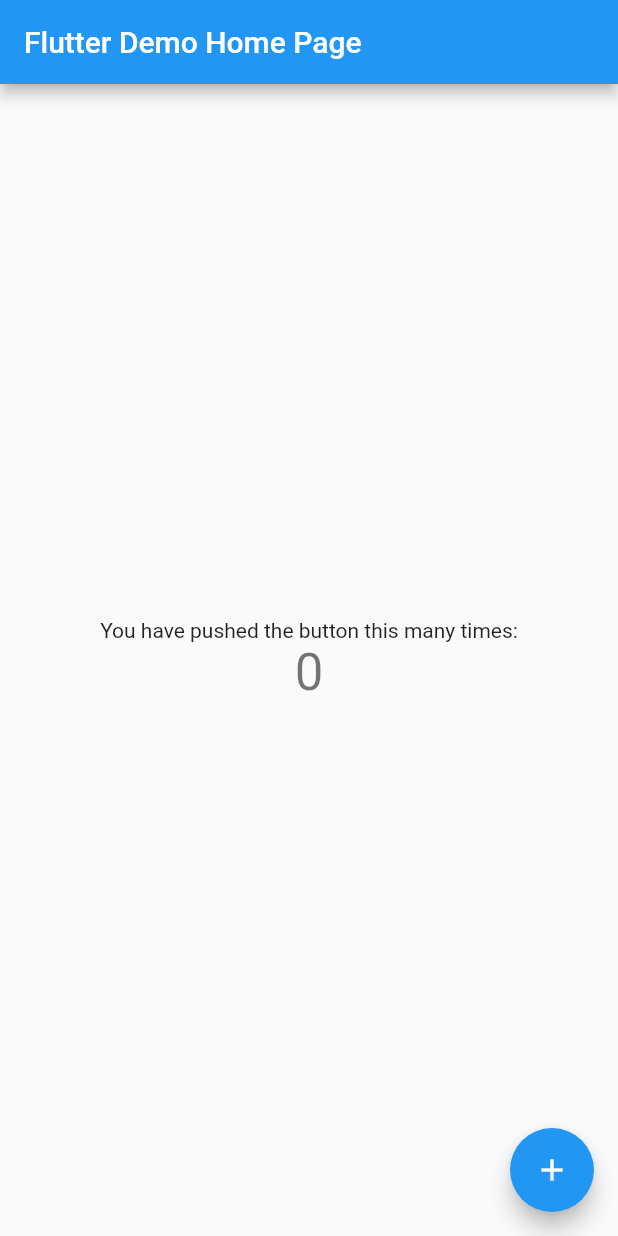
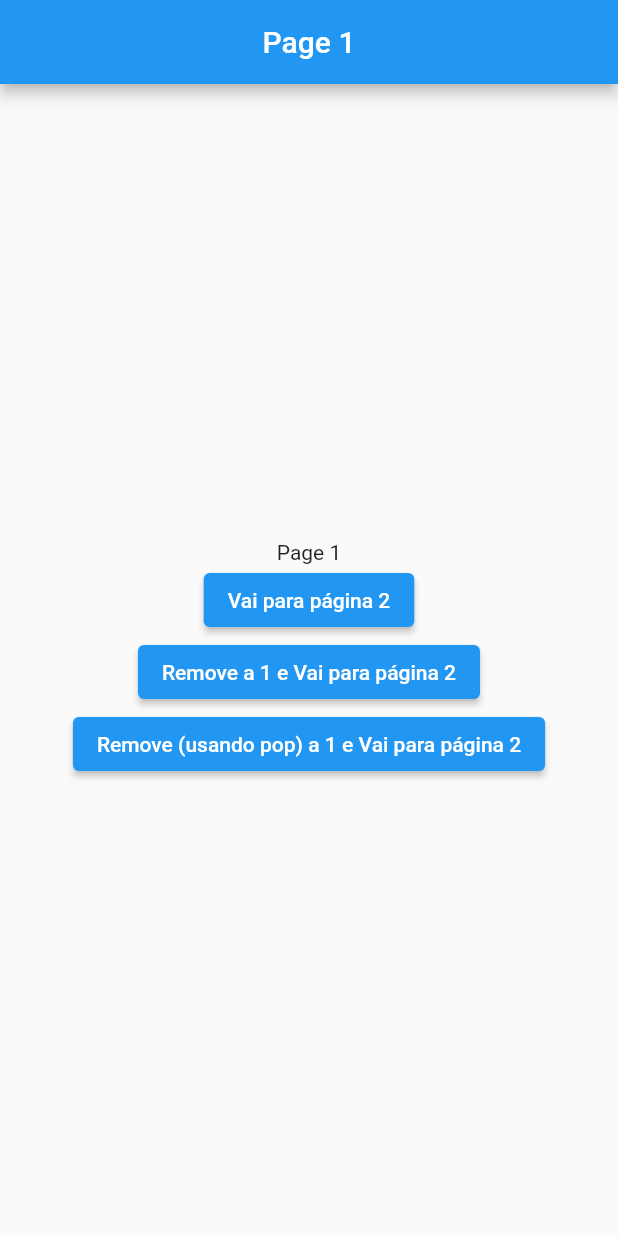
Before and after one commit to DevDouglasConectado/Navegacao_Douglas, a Flutter app: the screen it shows after launch, on a phone screen of 412 x 824 dp. Run offline on Flutter 3.47's test engine with Material 2 defaults, Android fonts, the phone set to English and light mode, and no system bars; missing offline and left inert: navigator2.

Commit message:
commit codigos

```diff
--- /dev/null
+++ b/lib/app/app.dart
@@ -0,0 +1,24 @@
+import 'package:flutter/material.dart';
+import 'package:navigator2/app/pages/page2.dart';
+
+import 'pages/page1.dart';
+import 'pages/page3.dart';
+
+class App extends StatelessWidget {
+  @override
+  Widget build(BuildContext context) {
+    return MaterialApp(
+      title: 'Flutter Demo',
+      theme: ThemeData(
+        primarySwatch: Colors.blue,
+      ),
+      //home: Page1(), Vai dar erro
+      initialRoute: '/',
+      routes: {
+        '/': (context) => Page1(),
+        '/page2': (context) => Page2(),
+        '/page3': (context) => Page3(),
+      },
+    );
+  }
+}
--- /dev/null
+++ b/lib/app/pages/page1.dart
@@ -0,0 +1,74 @@
+import 'package:flutter/cupertino.dart';
+import 'package:flutter/material.dart';
+import 'package:navigator2/app/pages/page2.dart';
+
+class Page1 extends StatelessWidget {
+  const Page1({Key key}) : super(key: key);
+
+  @override
+  Widget build(BuildContext context) {
+    return WillPopScope(
+      onWillPop: () async {
+        if (!Navigator.canPop(context)) return Future.value(false);
+
+        return Future.value(true);
+      },
+      child: Scaffold(
+        appBar: AppBar(
+          title: Text('Page 1'),
+          centerTitle: true,
+        ),
+        body: Center(
+          child: Column(
+            mainAxisAlignment: MainAxisAlignment.center,
+            children: [
+              Text('Page 1'),
+              ElevatedButton(
+                onPressed: () {
+                  // Navigator.of(context).push(
+                  //   MaterialPageRoute(
+                  //     builder: (context) => Page2(),
+                  //   ),
+                  // );
+
+                  Navigator.pushNamed(context, '/page2', arguments: 'Veio da pagina 1');
+
+                  // Navigator.push(
+                  //   context,
+                  //   CupertinoPageRoute(
+                  //     builder: (context) => Page2(),
+                  //   ),
+                  // );
+                },
+                child: Text('Vai para página 2'),
+              ),
+              ElevatedButton(
+                onPressed: () {
+                  Navigator.pushReplacementNamed(context, '/page2');
+
+                  // Navigator.of(context).pushReplacement(
+                  //   MaterialPageRoute(
+                  //     builder: (context) => Page2(),
+                  //   ),
+                  // );
+                },
+                child: Text('Remove a 1 e Vai para página 2'),
+              ),
+              ElevatedButton(
+                onPressed: () {
+                  Navigator.of(context).pop();
+                  Navigator.of(context).push(
+                    MaterialPageRoute(
+                      builder: (context) => Page2(),
+                    ),
+                  );
+                },
+                child: Text('Remove (usando pop) a 1 e Vai para página 2'),
+              ),
+            ],
+          ),
+        ),
+      ),
+    );
+  }
+}
```
Also changed, not shown: lib/app/pages/page2.dart (added, +41 -0 lines), lib/app/pages/page3.dart (added, +46 -0 lines), lib/main.dart (+10 -1 lines).
